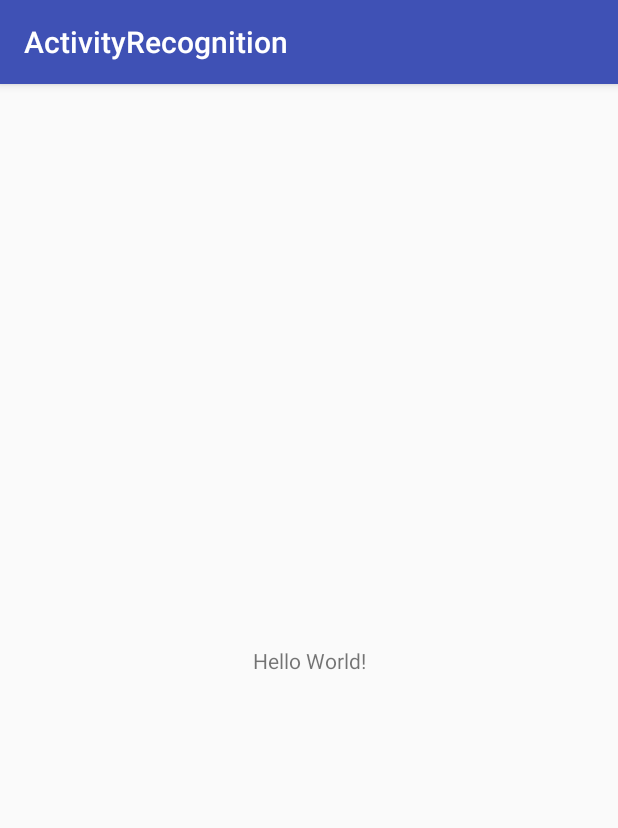
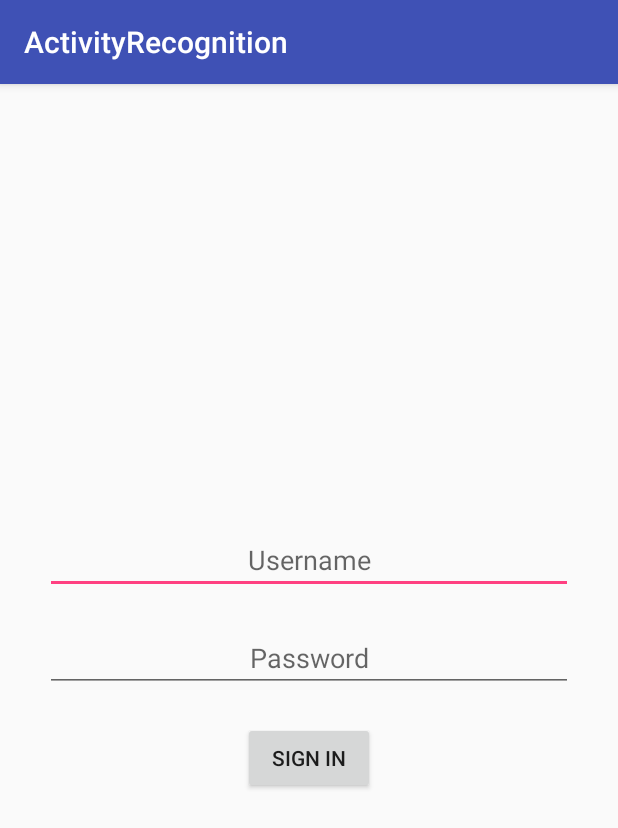
Before and after one commit to Nikhil-Wagh/ActivityRecognition, an Android app: the screen it shows after launch (MainActivity), on a phone screen of 412 x 824 dp. Shown: the top 828 px of the screen. Run offline under Robolectric (Android 15) with nearby library versions, the phone set to English and light mode, and no system bars.

Commit message:
Added sign in button

```diff
--- a/app/build.gradle
+++ b/app/build.gradle
@@ -28,6 +28,7 @@ dependencies {
     implementation 'com.google.android.gms:play-services:11.8.0'
     compile 'com.google.firebase:firebase-auth:11.8.0'
     compile 'com.google.android.gms:play-services-auth:11.8.0'
+    compile 'com.google.firebase:firebase-core:11.8.0'
 }
 
 configurations.all {
@@ -41,3 +42,5 @@ configurations.all {
 
     }
 }
+
+apply plugin: 'com.google.gms.google-services'
--- a/app/src/main/java/com/example/nikhil/activityrecognition/MainActivity.java
+++ b/app/src/main/java/com/example/nikhil/activityrecognition/MainActivity.java
@@ -2,17 +2,26 @@ package com.example.nikhil.activityrecognition;
 
 import android.app.PendingIntent;
 import android.content.Intent;
+import android.os.Bundle;
 import android.support.annotation.NonNull;
 import android.support.annotation.Nullable;
 import android.support.v7.app.AppCompatActivity;
-import android.os.Bundle;
+import android.view.View;
+import android.widget.Button;
+import android.widget.EditText;
+import android.widget.Toast;
+
 import com.google.android.gms.common.ConnectionResult;
 import com.google.android.gms.common.api.GoogleApiClient;
 import com.google.android.gms.location.ActivityRecognition;
 
+import java.util.Objects;
+
 public class MainActivity extends AppCompatActivity implements GoogleApiClient.ConnectionCallbacks, GoogleApiClient.OnConnectionFailedListener{
 
     GoogleApiClient mApiClient;
+    private EditText username, password;
+    private Button signIn;
 
     @Override
     protected void onCreate(Bundle savedInstanceState) {
@@ -25,7 +34,27 @@ public class MainActivity extends AppCompatActivity implements GoogleApiClient.C
                 .addOnConnectionFailedListener(this)
                 .build();
 
-        mApiClient.connect();
+        /*mApiClient.connect();*/
+        initUI();
+        signIn.setOnClickListener(new Button.OnClickListener(){
+
+            @Override
+            public void onClick(View v) {
+                if(Objects.equals(username.getText().toString(), "Group11") && Objects.equals(password.getText().toString(), "hitesh")) {
+                    mApiClient.connect();
+                    Toast.makeText(MainActivity.this, "Logged In successfully", Toast.LENGTH_LONG).show();
+                }
+                else
+                    Toast.makeText(MainActivity.this, "Incorrect Login Details", Toast.LENGTH_LONG).show();
+            }
+        });
+    }
+
+    private void initUI() {
+        username = findViewById(R.id.username_edittext);
+        password = findViewById(R.id.password_edittext);
+        //activity = findViewById(R.id.activity_edittext);
+        signIn = findViewById(R.id.sigin_button);
     }
 
     @Override
@@ -44,4 +73,10 @@ public class MainActivity extends AppCompatActivity implements GoogleApiClient.C
     public void onConnectionFailed(@NonNull ConnectionResult connectionResult) {
 
     }
+
+    @Override
+    protected void onDestroy() {
+        super.onDestroy();
+        mApiClient.disconnect();
+    }
 }
--- a/app/src/main/res/layout/activity_main.xml
+++ b/app/src/main/res/layout/activity_main.xml
@@ -1,18 +1,64 @@
 <?xml version="1.0" encoding="utf-8"?>
-<android.support.constraint.ConstraintLayout xmlns:android="http://schemas.android.com/apk/res/android"
-    xmlns:app="http://schemas.android.com/apk/res-auto"
-    xmlns:tools="http://schemas.android.com/tools"
+<LinearLayout xmlns:android="http://schemas.android.com/apk/res/android"
     android:layout_width="match_parent"
     android:layout_height="match_parent"
-    tools:context="com.example.nikhil.activityrecognition.MainActivity">
+    android:orientation="vertical"
+    android:gravity="center"
+    android:layout_centerInParent="true"
+    android:layout_margin="20dp"
+    >
 
-    <TextView
+    <EditText
+        android:layout_width="match_parent"
+        android:layout_height="wrap_content"
+        android:layout_margin="10dp"
+        android:id="@+id/username_edittext"
+        android:hint="@string/username"
+        android:inputType="textEmailAddress"
+        android:gravity="center"
+        />
+
+    <EditText
+        android:layout_width="match_parent"
+        android:layout_height="wrap_content"
+        android:layout_margin="10dp"
+        android:id="@+id/password_edittext"
+        android:hint="@string/password"
+        android:inputType="textPassword"
+        android:gravity="center"
+        />
+
+    <Button
         android:layout_width="wrap_content"
         android:layout_height="wrap_content"
-        android:text="Hello World!"
-        app:layout_constraintBottom_toBottomOf="parent"
-        app:layout_constraintLeft_toLeftOf="parent"
-        app:layout_constraintRight_toRightOf="parent"
-        app:layout_constraintTop_toTopOf="parent" />
+        android:text="@string/sign_in"
+        android:layout_margin="10dp"
+        android:id="@+id/sigin_button"/>
 
-</android.support.constraint.ConstraintLayout>
+
+
+    <!--<TableLayout-->
+        <!--android:layout_width="match_parent"-->
+        <!--android:layout_height="wrap_content">-->
+
+        <!--<TableRow-->
+            <!--android:gravity="center">-->
+            <!--<TextView-->
+                <!--android:layout_width="wrap_content"-->
+                <!--android:layout_height="wrap_content"-->
+                <!--android:text="@string/probable_activity"-->
+                <!--android:layout_margin="10dp"-->
+                <!--/>-->
+            <!--<TextView />-->
+            <!--<EditText-->
+                <!--android:layout_width="match_parent"-->
+                <!--android:layout_height="wrap_content"-->
+                <!--android:hint="@string/activity"-->
+                <!--android:layout_margin="10dp"-->
+                <!--android:gravity="center"-->
+                <!--android:id="@+id/activity_edittext"-->
+                <!--/>-->
+        <!--</TableRow>-->
+    <!--</TableLayout>-->
+
+</LinearLayout>
--- a/app/src/main/res/values/strings.xml
+++ b/app/src/main/res/values/strings.xml
@@ -1,3 +1,8 @@
 <resources>
     <string name="app_name">ActivityRecognition</string>
+    <string name="username">Username</string>
+    <string name="password">Password</string>
+    <string name="sign_in">Sign In</string>
+    <string name="probable_activity">Probable Activity</string>
+    <string name="activity">Activity</string>
 </resources>
--- a/build.gradle
+++ b/build.gradle
@@ -8,7 +8,7 @@ buildscript {
     }
     dependencies {
         classpath 'com.android.tools.build:gradle:3.0.1'
-
+        classpath 'com.google.gms:google-services:3.2.0'
 
         // NOTE: Do not place your application dependencies here; they belong
         // in the individual module build.gradle files
```
Also changed, not shown: app/src/main/java/com/example/nikhil/activityrecognition/ActivityRecognizedService.java (+23 -5 lines).
